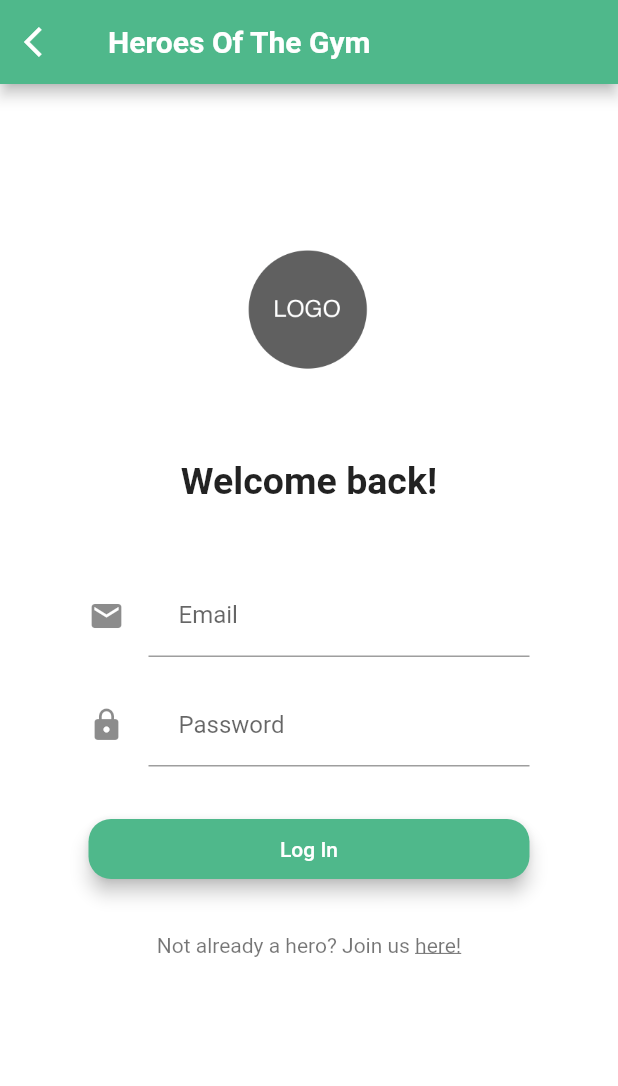
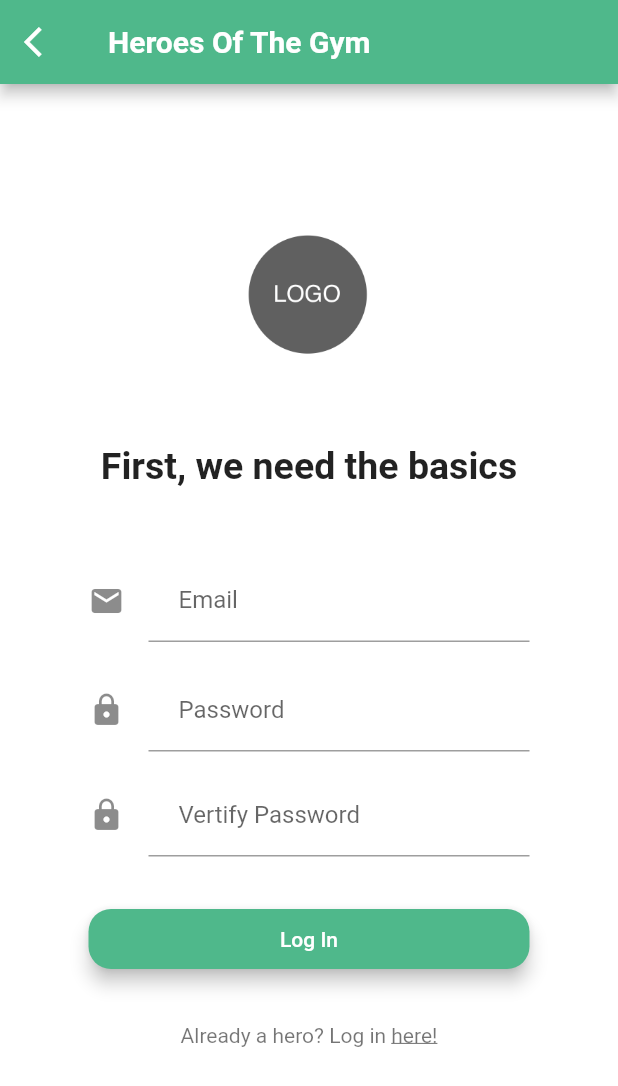
Before and after one commit to azero-as/hotg, a Flutter app: the screen it shows after launch, after a tap on an icon or button, on a phone screen of 412 x 824 dp. Shown: the top 1086 px of the screen. Run offline on Flutter 3.47's test engine with Material 2 defaults, Android fonts, the phone set to English and light mode, and no system bars.

```diff
--- a/heroes_app/lib/login.dart
+++ b/heroes_app/lib/login.dart
@@ -1,5 +1,6 @@
 import 'package:flutter/material.dart';
 import 'dashboard.dart';
+import 'signup.dart';
 
 //This is the login page
 
@@ -94,7 +95,7 @@ class _LoginPageState extends State<LoginPage> {
         ),
       ),
       onPressed: (){
-        //TODO: eventhandler on join here button
+        Navigator.of(context).pushNamed(SignupPage.tag);
       },
     );
 
--- a/heroes_app/lib/main.dart
+++ b/heroes_app/lib/main.dart
@@ -1,6 +1,7 @@
 import 'package:flutter/material.dart';
 import 'login.dart';
 import 'dashboard.dart';
+import 'signup.dart';
 
 void main() => runApp(new MyApp());
 
@@ -10,6 +11,7 @@ class MyApp extends StatelessWidget {
   final routes = <String, WidgetBuilder>{
     LoginPage.tag: (context) => LoginPage(),
     Dashboard.tag: (context) => Dashboard(),
+    SignupPage.tag: (context) => SignupPage(),
   };
 
   @override
```
